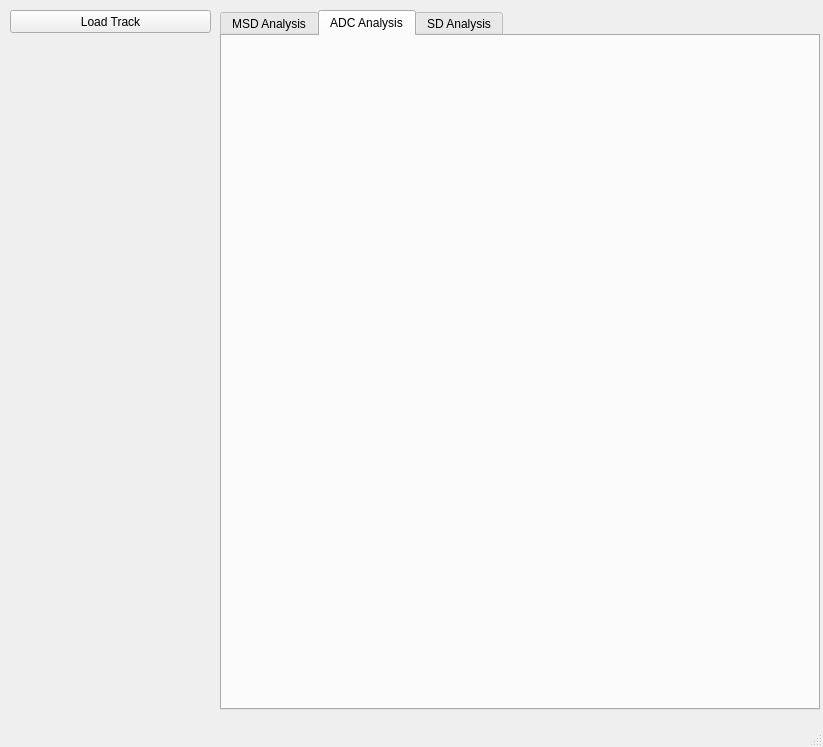
Before: the Qt Designer form gui_analysis.ui in Eggeling-Lab-Microscope-Software/TRAIT2D, drawn with Qt 5.
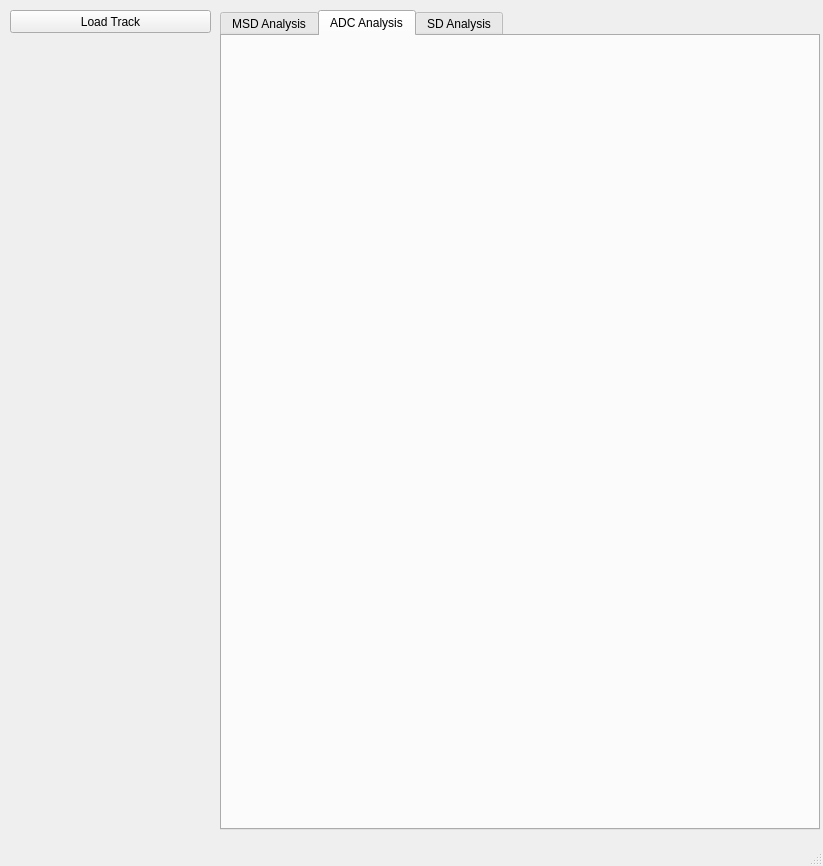
After: the same form once the commit is applied. The open tabs and pages were chosen to show the change.

Commit message: Added ADC layout, improved plotting widow

```diff
--- a/gui_analysis.ui
+++ b/gui_analysis.ui
@@ -7,7 +7,7 @@
     <x>0</x>
     <y>0</y>
     <width>823</width>
-    <height>747</height>
+    <height>866</height>
    </rect>
   </property>
   <property name="windowTitle">
@@ -20,7 +20,7 @@
       <x>220</x>
       <y>10</y>
       <width>600</width>
-      <height>700</height>
+      <height>820</height>
      </rect>
     </property>
     <property name="currentIndex">
@@ -46,6 +46,21 @@
      <attribute name="title">
       <string>ADC Analysis</string>
      </attribute>
+     <widget class="QWidget" name="gridLayoutWidget_2">
+      <property name="geometry">
+       <rect>
+        <x>0</x>
+        <y>0</y>
+        <width>591</width>
+        <height>791</height>
+       </rect>
+      </property>
+      <layout class="QGridLayout" name="layoutADC">
+       <property name="spacing">
+        <number>0</number>
+       </property>
+      </layout>
+     </widget>
     </widget>
     <widget class="QWidget" name="tabSD">
      <attribute name="title">
```
Left out of the diff: 23 changed lines with no effect on the pictures. The commit also changes 7 other files.
